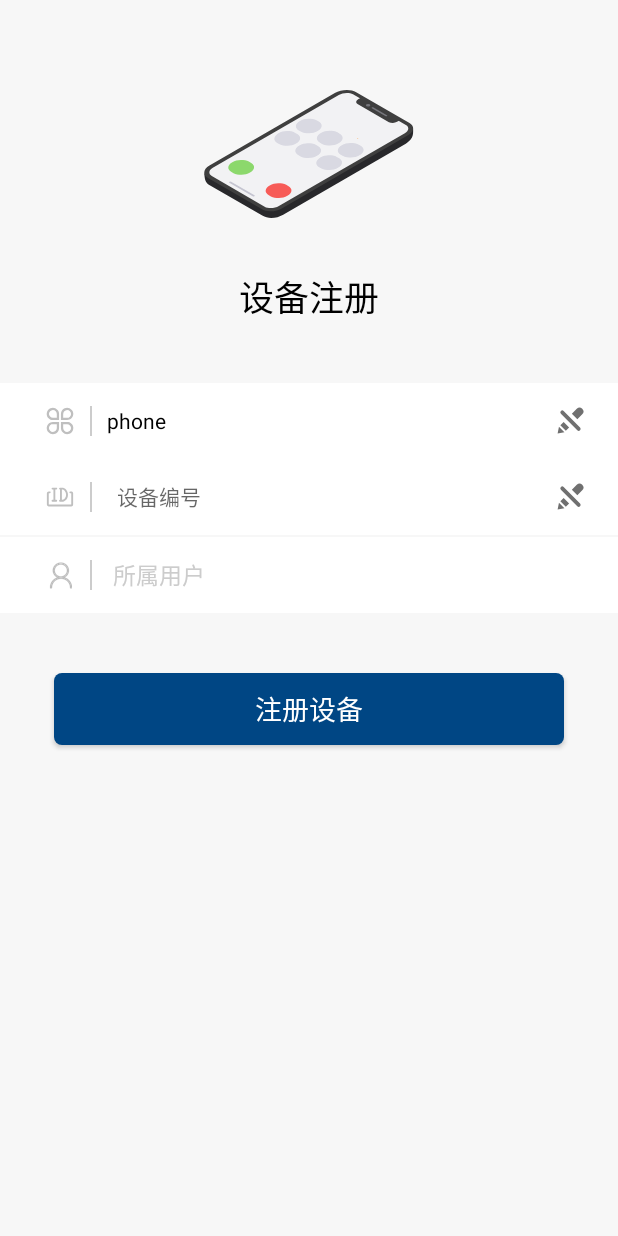
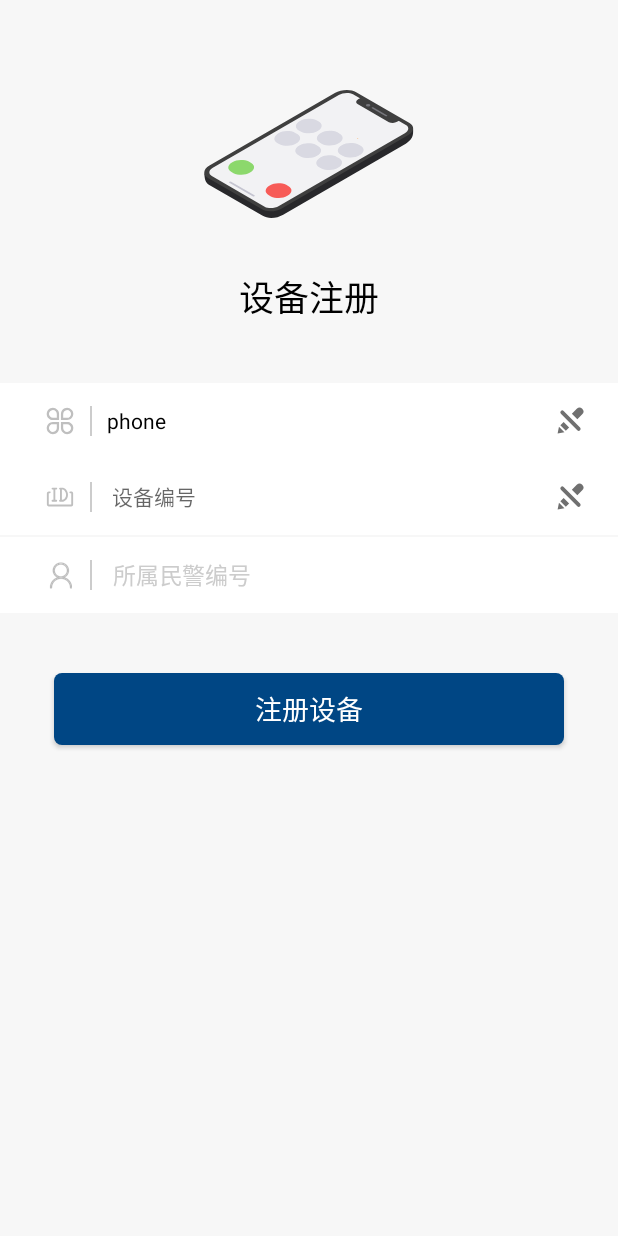
Before and after one commit to realjojo/EdgeComputingApp, an Android app: the Register2ServerActivity screen opened directly, with no data from a screen before it, on a phone screen of 412 x 824 dp. Run offline under Robolectric (Android 15) with nearby library versions, the phone set to English and light mode, and no system bars; libraries missing offline, so code that uses them is left out: com.alibaba.fastjson.

Commit message:
11.08 修改

```diff
--- a/app/src/main/java/com/edgecomputing/activity/Register2ServerActivity.java
+++ b/app/src/main/java/com/edgecomputing/activity/Register2ServerActivity.java
@@ -40,7 +40,7 @@ public class Register2ServerActivity extends AppCompatActivity {
     private ImageView deviceUserClear;
     private CheckBox checkBox;
     private TelephonyManager tm;
-    private String deviceType, deviceNo, check = "true";
+    private String deviceType, deviceNo;
 
     private MainApplication mainApplication;
     private static final String TAG = "Register2ServerActivity";
@@ -84,15 +84,13 @@ public class Register2ServerActivity extends AppCompatActivity {
         regBtn.setOnClickListener(new View.OnClickListener() {
             @Override
             public void onClick(View v) {
-                Log.i(TAG, check);
                 if (deviceNo == null) {
                     Toast.makeText(getBaseContext(), "获取权限失败，无法注册设备", Toast.LENGTH_SHORT).show();
                 } else {
                     HashMap<String, String> params = new HashMap<>();
                     params.put("deviceType", deviceType);
                     params.put("deviceNo", deviceNo);
-                    params.put("userName", deviceUserEt.getText().toString());
-                    params.put("deviceStatus", check);
+                    params.put("userId", deviceUserEt.getText().toString());
                     OkHttpUtil.getInstance(getBaseContext()).requestAsyn("dvcM/devices/register", OkHttpUtil.TYPE_POST_FORM, params, new OkHttpUtil.ReqCallBack<String>() {
                         @Override
                         public void onReqSuccess(String result) {
--- a/app/src/main/res/layout/activity_reg2server.xml
+++ b/app/src/main/res/layout/activity_reg2server.xml
@@ -1,6 +1,7 @@
 <?xml version="1.0" encoding="utf-8"?>
 <RelativeLayout xmlns:android="http://schemas.android.com/apk/res/android"
     xmlns:app="http://schemas.android.com/apk/res-auto"
+    xmlns:tools="http://schemas.android.com/tools"
     android:id="@+id/activity_login"
     android:layout_width="match_parent"
     android:layout_height="match_parent"
@@ -119,7 +120,7 @@
             android:layout_centerVertical="true"
             android:layout_marginLeft="10dp"
             android:gravity="center_vertical"
-            android:hint="  设备编号"
+            android:hint=" 设备编号"
             android:textColor="@color/textColorBlack"
             android:layout_toRightOf="@id/view_device_no" />
 
@@ -171,7 +172,7 @@
             android:background="@null"
             android:drawablePadding="5dp"
             android:ems="19"
-            android:hint=" 所属用户"
+            android:hint=" 所属民警编号"
             android:textColorHint="@color/colorCursor"
             android:textCursorDrawable="@drawable/color_cursor"
             android:textSize="15sp" />
--- a/app/src/main/res/layout/activity_register.xml
+++ b/app/src/main/res/layout/activity_register.xml
@@ -62,7 +62,7 @@
             android:layout_toRightOf="@id/viewId"
             android:background="@null"
             android:ems="19"
-            android:hint="  民警编号"
+            android:hint=" 民警编号"
             android:textColorHint="@color/colorCursor"
             android:textCursorDrawable="@drawable/color_cursor"
             android:textSize="15sp" />
@@ -114,7 +114,7 @@
             android:layout_toRightOf="@id/viewName"
             android:background="@null"
             android:ems="19"
-            android:hint="  用户名"
+            android:hint=" 用户名"
             android:textColorHint="@color/colorCursor"
             android:textCursorDrawable="@drawable/color_cursor"
             android:textSize="15sp" />
@@ -166,7 +166,7 @@
             android:layout_toRightOf="@id/viewIdCard"
             android:background="@null"
             android:ems="19"
-            android:hint="  身份证号"
+            android:hint=" 身份证号"
             android:textColorHint="@color/colorCursor"
             android:textCursorDrawable="@drawable/color_cursor"
             android:textSize="15sp" />
```
Also changed, not shown: app/src/main/java/com/edgecomputing/activity/LoginActivity.java (+9 -3 lines), app/src/main/java/com/edgecomputing/activity/MainActivity.java (+5 -2 lines), app/src/main/res/layout/activity_login.xml (+4 -3 lines).
